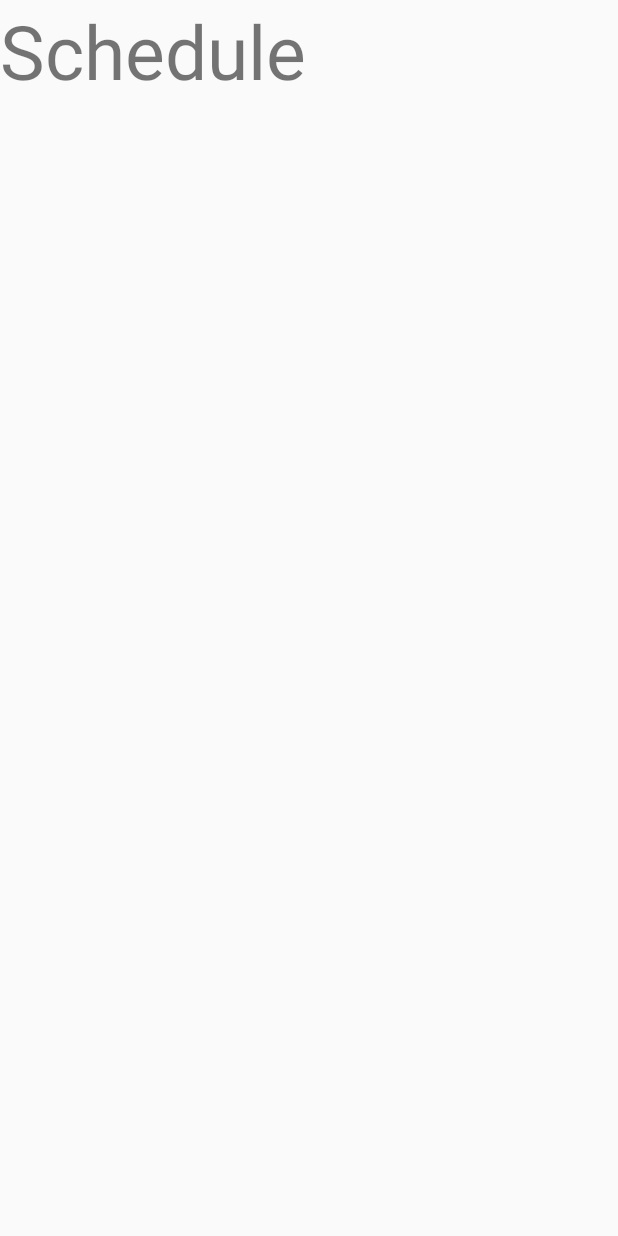
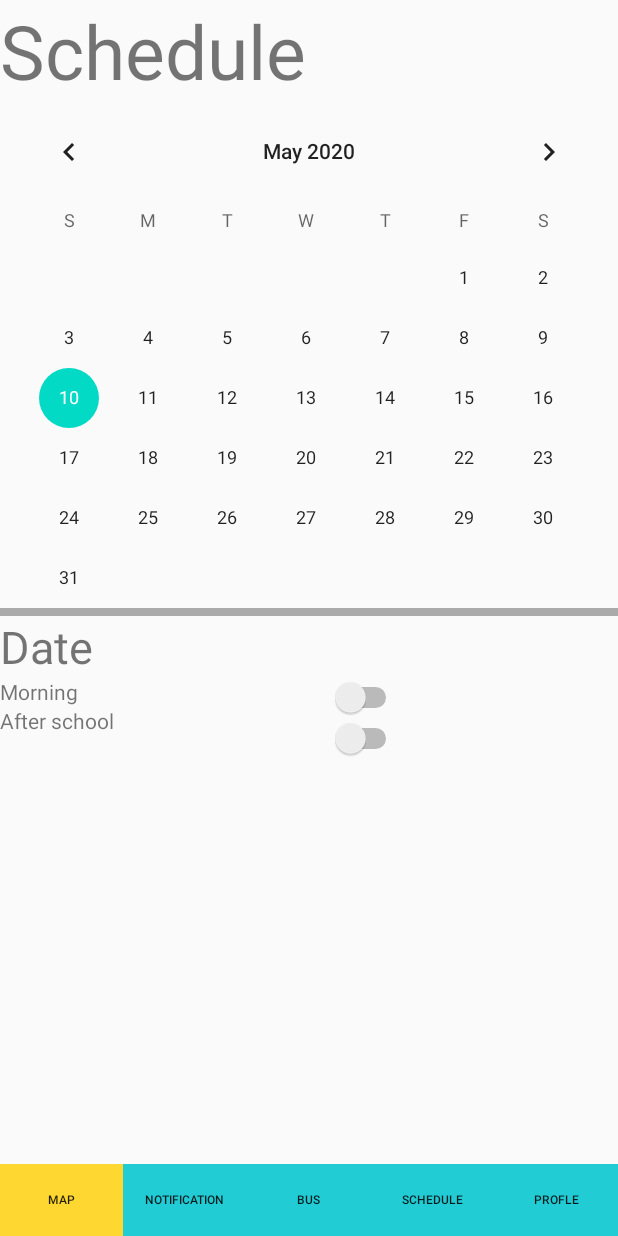
Before and after one commit to teeratton/Parent_Application_RoadRongRean, an Android app: the layout activity_schedule.xml on its own in the app's theme, with its tools: preview values and no code run, on a phone screen of 412 x 824 dp. Run offline under Robolectric (Android 15) with nearby library versions, the phone set to English and light mode, and no system bars.

Commit message:
update schedule ui

```diff
--- a/app/src/main/res/layout/activity_schedule.xml
+++ b/app/src/main/res/layout/activity_schedule.xml
@@ -9,6 +9,116 @@
         android:layout_height="wrap_content"
         android:text="Schedule"
         android:textSize="50sp" />
+    <CalendarView
+        android:layout_width="match_parent"
+        android:layout_height="wrap_content" />
+    <View
+        android:layout_width="match_parent"
+        android:layout_height="5dp"
+        android:background="@android:color/darker_gray" />
+    <TextView
+        android:layout_width="match_parent"
+        android:layout_height="wrap_content"
+        android:text="Date"
+        android:textSize="30sp" />
+
+
+    <LinearLayout
+        android:layout_width="match_parent"
+        android:layout_height="0dp"
+        android:layout_weight="1"
+        android:orientation="horizontal">
+
+        <LinearLayout
+            android:layout_width="wrap_content"
+            android:layout_height="wrap_content"
+            android:layout_weight="1"
+            android:orientation="vertical">
+
+            <TextView
+                android:layout_width="match_parent"
+                android:layout_height="wrap_content"
+                android:text="Morning" />
+
+            <TextView
+                android:layout_width="match_parent"
+                android:layout_height="wrap_content"
+                android:text="After school" />
+
+        </LinearLayout>
+        <LinearLayout
+            android:layout_width="wrap_content"
+            android:layout_height="wrap_content"
+            android:layout_weight="1"
+            android:orientation="vertical">
+
+            <Switch
+                android:layout_width="wrap_content"
+                android:layout_height="wrap_content"/>
+
+            <Switch
+                android:layout_width="wrap_content"
+                android:layout_height="wrap_content"/>
+
+
+        </LinearLayout>
+    </LinearLayout>
+
+
+    <LinearLayout
+        android:layout_width="match_parent"
+        android:layout_height="wrap_content"
+        android:orientation="horizontal">
+
+        <Button
+            android:id="@+id/mapButton"
+            android:layout_width="0dp"
+            android:layout_height="wrap_content"
+            android:layout_weight="1"
+            android:background="@color/colorYellow"
+            android:textSize="8sp"
+            android:text="Map" />
+
+        <Button
+            android:id="@+id/notificationButton"
+            android:layout_width="0dp"
+            android:layout_height="wrap_content"
+            android:layout_weight="1"
+            android:background="@color/colorBlue"
+            android:textSize="8sp"
+            android:text="Notification" />
+
+        <Button
+            android:id="@+id/busButton"
+            android:layout_width="0dp"
+            android:layout_height="wrap_content"
+            android:layout_weight="1"
+            android:background="@color/colorBlue"
+            android:textSize="8sp"
+            android:text="Bus" />
+
+        <Button
+            android:id="@+id/scheduleButton"
+            android:layout_width="0dp"
+            android:layout_height="wrap_content"
+            android:layout_weight="1"
+            android:background="@color/colorBlue"
+            android:textSize="8sp"
+            android:text="Schedule" />
+
+        <Button
+            android:id="@+id/profileButton"
+            android:layout_width="0dp"
+            android:layout_height="wrap_content"
+            android:layout_weight="1"
+            android:background="@color/colorBlue"
+            android:textSize="8sp"
+            android:text="Profle" />
+
+
+    </LinearLayout>
+
+
 
 
 
```
